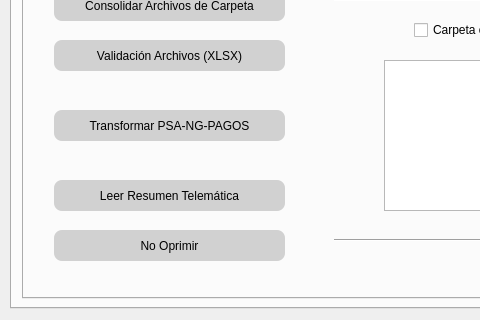
The window that gui/Project.ui (JU4ND4V1DMM/devops_desktop_syncra) describes before a commit, drawn with Qt 5; both pictures show x 0 to 480 and y 436 to 756 of the 1014 by 756 pixel window.
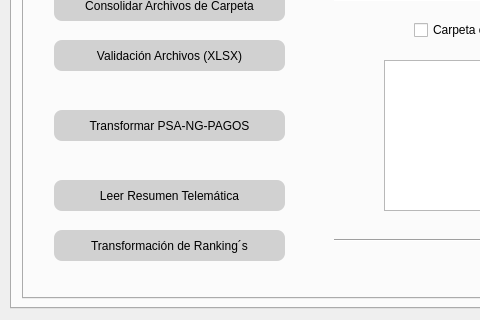
The same window after the commit. The open tabs and pages were chosen to show the change. Icons and pictures are not drawn.

Commit message: Add smart ranking reader module for intelligent data processing

What changed in the file:
```diff
--- a/gui/Project.ui
+++ b/gui/Project.ui
@@ -2584,7 +2584,7 @@
 </string>
         </property>
         <property name="text">
-         <string>No Oprimir</string>
+         <string>Transformación de Ranking´s</string>
         </property>
         <property name="default">
          <bool>false</bool>
```
The commit also changes 47 other files.
